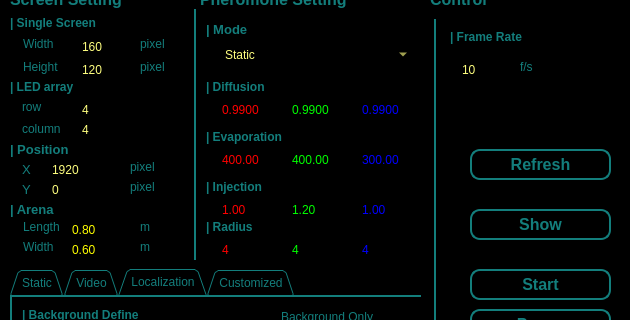
Above: viewers/pheromone.ui from XuelongSun/VColCOSP_GUI before the change; both pictures show x 0 to 630 and y 131 to 451 of the 630 by 630 pixel window. Below: the same form after it.
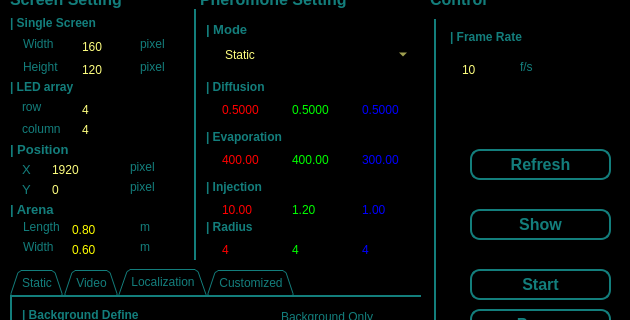
That is the form after the change. Icons and pictures are not drawn.

What changed in the file:
```diff
--- a/viewers/pheromone.ui
+++ b/viewers/pheromone.ui
@@ -715,7 +715,7 @@
     <double>0.000100000000000</double>
    </property>
    <property name="value">
-    <double>0.990000000000000</double>
+    <double>0.500000000000000</double>
    </property>
   </widget>
   <widget class="QLabel" name="label_55">
@@ -1554,7 +1554,7 @@
     <double>0.000100000000000</double>
    </property>
    <property name="value">
-    <double>0.990000000000000</double>
+    <double>0.500000000000000</double>
    </property>
   </widget>
   <widget class="QDoubleSpinBox" name="sp_diffusion_b">
@@ -1581,7 +1581,7 @@
     <double>0.000100000000000</double>
    </property>
    <property name="value">
-    <double>0.990000000000000</double>
+    <double>0.500000000000000</double>
    </property>
   </widget>
   <widget class="QDoubleSpinBox" name="sp_evaporation_r">
@@ -1680,7 +1680,7 @@
     <double>0.100000000000000</double>
    </property>
    <property name="value">
-    <double>1.000000000000000</double>
+    <double>10.000000000000000</double>
    </property>
   </widget>
   <widget class="QDoubleSpinBox" name="sp_injection_g">
```
